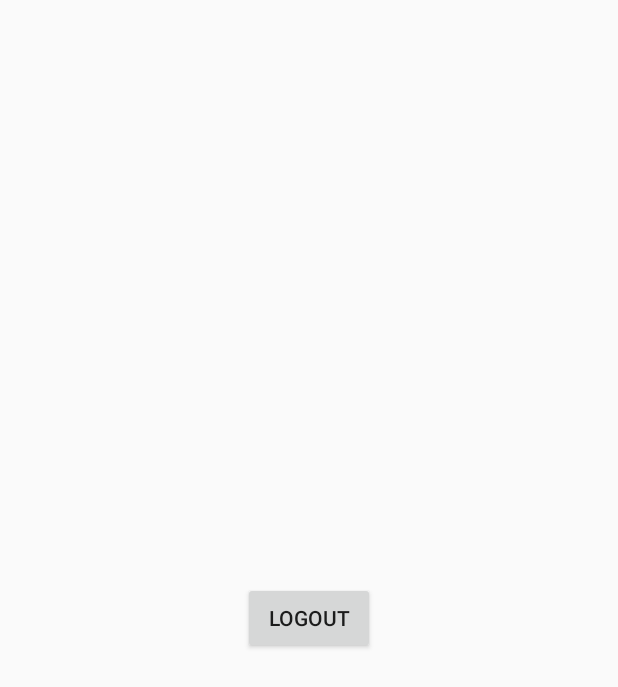
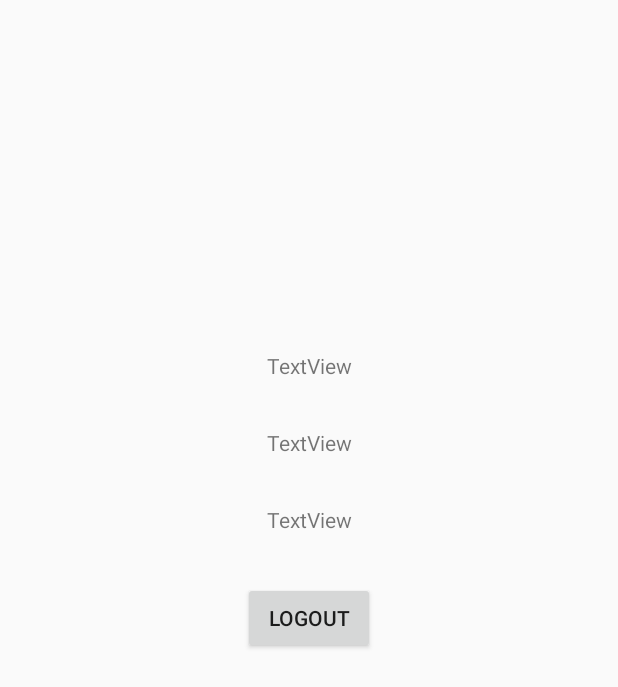
Before and after one commit to student-ariannepauline/KooKoo, an Android app: the layout activity_student.xml on its own in the app's theme, with its tools: preview values and no code run, on a phone screen of 412 x 824 dp. Shown: the top 687 px of the screen. Run offline under Robolectric (Android 15) with nearby library versions, the phone set to English and light mode, and no system bars.

Commit message:
Signup and Reset Password

```diff
--- a/app/src/main/java/com/sunnyside/kookoo/MainActivity.kt
+++ b/app/src/main/java/com/sunnyside/kookoo/MainActivity.kt
@@ -3,6 +3,7 @@ package com.sunnyside.kookoo
 import android.content.Intent
 import androidx.appcompat.app.AppCompatActivity
 import android.os.Bundle
+import android.util.Log
 import com.google.firebase.auth.FirebaseAuth
 import com.google.firebase.auth.ktx.auth
 import com.google.firebase.ktx.Firebase
--- a/app/src/main/java/com/sunnyside/kookoo/verification/ui/fragments/LoginFragment.kt
+++ b/app/src/main/java/com/sunnyside/kookoo/verification/ui/fragments/LoginFragment.kt
@@ -39,6 +39,10 @@ class LoginFragment : Fragment() {
             findNavController().navigate(R.id.action_loginFragment_to_welcomeFragment)
         }
 
+        view.reset_password_txt.setOnClickListener {
+            findNavController().navigate(R.id.action_loginFragment_to_resetFragment)
+        }
+
         view.login_btn.setOnClickListener {
             login()
         }
--- a/app/src/main/res/layout/activity_login.xml
+++ b/app/src/main/res/layout/activity_login.xml
@@ -105,12 +105,12 @@
         android:paddingLeft="20dp"
         android:paddingTop="10dp"
         android:paddingBottom="10dp"
-        app:layout_constraintBottom_toTopOf="@+id/textView6"
+        app:layout_constraintBottom_toTopOf="@+id/reset_password_txt"
         app:layout_constraintEnd_toEndOf="parent"
         app:layout_constraintStart_toStartOf="parent" />
 
     <TextView
-        android:id="@+id/textView6"
+        android:id="@+id/reset_password_txt"
         android:layout_width="wrap_content"
         android:layout_height="wrap_content"
         android:layout_marginBottom="32dp"
--- a/app/src/main/res/layout/activity_student.xml
+++ b/app/src/main/res/layout/activity_student.xml
@@ -16,4 +16,38 @@
         app:layout_constraintHorizontal_bias="0.5"
         app:layout_constraintStart_toStartOf="parent"
         app:layout_constraintTop_toTopOf="parent" />
+
+    <TextView
+        android:id="@+id/user_id_txt"
+        android:layout_width="wrap_content"
+        android:layout_height="wrap_content"
+        android:layout_marginBottom="32dp"
+        android:text="TextView"
+        app:layout_constraintBottom_toTopOf="@+id/user_email_txt"
+        app:layout_constraintEnd_toEndOf="parent"
+        app:layout_constraintHorizontal_bias="0.5"
+        app:layout_constraintStart_toStartOf="parent" />
+
+    <TextView
+        android:id="@+id/user_email_txt"
+        android:layout_width="wrap_content"
+        android:layout_height="wrap_content"
+        android:layout_marginBottom="32dp"
+        android:text="TextView"
+        app:layout_constraintBottom_toTopOf="@+id/log_out_btn"
+        app:layout_constraintEnd_toEndOf="parent"
+        app:layout_constraintHorizontal_bias="0.5"
+        app:layout_constraintStart_toStartOf="parent" />
+
+    <TextView
+        android:id="@+id/user_name_txt"
+        android:layout_width="wrap_content"
+        android:layout_height="wrap_content"
+        android:layout_marginBottom="32dp"
+        android:text="TextView"
+        app:layout_constraintBottom_toTopOf="@+id/user_id_txt"
+        app:layout_constraintEnd_toEndOf="parent"
+        app:layout_constraintHorizontal_bias="0.5"
+        app:layout_constraintStart_toStartOf="parent" />
+
 </androidx.constraintlayout.widget.ConstraintLayout>
--- a/app/src/main/res/layout/fragment_login.xml
+++ b/app/src/main/res/layout/fragment_login.xml
@@ -100,12 +100,12 @@
         android:paddingLeft="20dp"
         android:paddingTop="10dp"
         android:paddingBottom="10dp"
-        app:layout_constraintBottom_toTopOf="@+id/textView6"
+        app:layout_constraintBottom_toTopOf="@+id/reset_password_txt"
         app:layout_constraintEnd_toEndOf="parent"
         app:layout_constraintStart_toStartOf="parent" />
 
     <TextView
-        android:id="@+id/textView6"
+        android:id="@+id/reset_password_txt"
         android:layout_width="wrap_content"
         android:layout_height="wrap_content"
         android:layout_marginBottom="32dp"
--- a/app/src/main/res/layout/fragment_signup.xml
+++ b/app/src/main/res/layout/fragment_signup.xml
@@ -93,6 +93,7 @@
         android:layout_width="350dp"
         android:layout_height="wrap_content"
         android:background="@drawable/textinput_shape"
+        android:inputType="textEmailAddress"
         android:paddingStart="20dp"
         android:paddingTop="10dp"
         android:paddingBottom="10dp"
@@ -123,6 +124,7 @@
         android:layout_width="350dp"
         android:layout_height="wrap_content"
         android:background="@drawable/textinput_shape"
+        android:inputType="textShortMessage"
         android:paddingLeft="20dp"
         android:paddingTop="10dp"
         android:paddingBottom="10dp"
@@ -153,6 +155,7 @@
         android:layout_width="350dp"
         android:layout_height="wrap_content"
         android:background="@drawable/textinput_shape"
+        android:inputType="textPassword"
         android:paddingLeft="20dp"
         android:paddingTop="10dp"
         android:paddingBottom="10dp"
```
Also changed, not shown: app/src/main/java/com/sunnyside/kookoo/student/ui/StudentActivity.kt (+11 -0 lines), app/src/main/java/com/sunnyside/kookoo/verification/ui/fragments/ResetFragment.kt (added, +41 -0 lines), app/src/main/java/com/sunnyside/kookoo/verification/ui/fragments/SignupFragment.kt (+14 -1 lines), app/src/main/res/layout/activity_main.xml (+11 -0 lines), app/src/main/res/layout/fragment_reset.xml (added, +43 -0 lines), app/src/main/res/navigation/verification_navigation.xml (+12 -0 lines).
